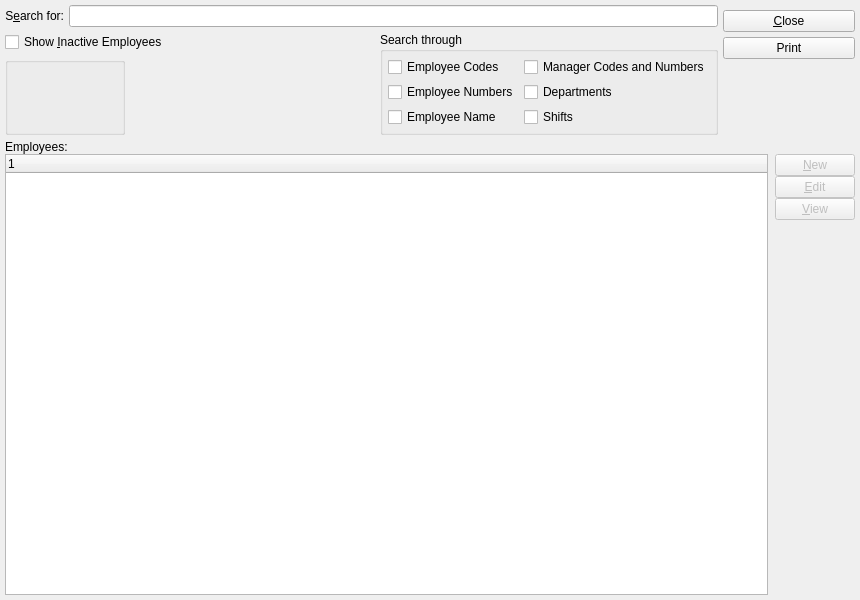
First picture: the form in xtuple/trunk/guiclient/searchForEmp.ui, repository WooodHead/xtuple, before the edit.
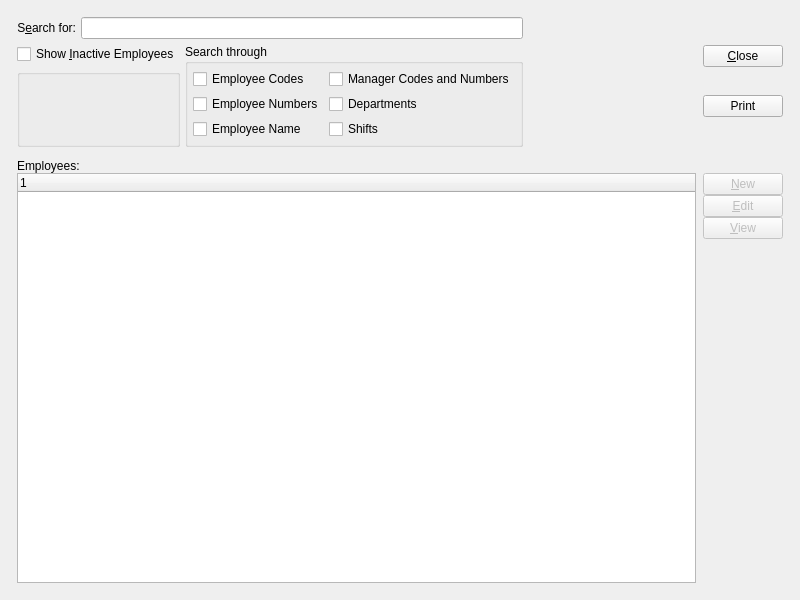
Second picture: the form after the edit. Custom widgets are drawn as their Qt base class.

Patch:
```diff
--- a/xtuple/trunk/guiclient/searchForEmp.ui
+++ b/xtuple/trunk/guiclient/searchForEmp.ui
@@ -13,15 +13,27 @@
    <rect>
     <x>0</x>
     <y>0</y>
-    <width>860</width>
+    <width>800</width>
     <height>600</height>
    </rect>
   </property>
   <property name="windowTitle" >
    <string>Search for Employees</string>
   </property>
-   <layout class="QGridLayout" >
-    <item row="0" column="0" colspan="4" >
+  <layout class="QGridLayout" name="gridLayout_4" >
+   <item row="0" column="0" >
+    <layout class="QGridLayout" name="gridLayout_3" >
+     <property name="margin" >
+      <number>12</number>
+     </property>
+     <property name="spacing" >
+      <number>12</number>
+     </property>
+     <item row="0" column="0" >
+      <layout class="QHBoxLayout" name="horizontalLayout" >
+       <item>
+        <layout class="QGridLayout" name="gridLayout_2" >
+         <item row="0" column="0" colspan="2" >
      <layout class="QHBoxLayout" >
       <property name="spacing" >
        <number>5</number>
@@ -44,51 +56,14 @@
       </item>
      </layout>
     </item>
-    <item rowspan="3" row="0" column="4" >
-     <layout class="QVBoxLayout" >
-      <property name="spacing" >
-       <number>0</number>
-      </property>
-      <item>
-       <widget class="QPushButton" name="_close" >
-        <property name="text" >
-         <string>&amp;Close</string>
-        </property>
-       </widget>
-      </item>
-      <item>
-       <widget class="QPushButton" name="_print" >
-        <property name="text" >
-         <string>Print</string>
-        </property>
-       </widget>
-      </item>
-      <item>
-       <spacer>
-        <property name="orientation" >
-         <enum>Qt::Vertical</enum>
-        </property>
-        <property name="sizeType" >
-         <enum>QSizePolicy::Preferred</enum>
-        </property>
-        <property name="sizeHint" >
-         <size>
-          <width>132</width>
-          <height>71</height>
-         </size>
-        </property>
-       </spacer>
-      </item>
-     </layout>
-    </item>
-    <item row="1" column="0" colspan="3" >
+         <item row="1" column="0" >
      <widget class="XCheckBox" name="_showInactive" >
       <property name="text" >
        <string>Show &amp;Inactive Employees</string>
       </property>
      </widget>
     </item>
-    <item rowspan="2" row="1" column="3" >
+         <item rowspan="2" row="1" column="1" >
      <widget class="QGroupBox" name="_searchGroup" >
       <property name="title" >
        <string>Search through</string>
@@ -140,9 +115,47 @@
      </widget>
     </item>
     <item row="2" column="0" >
-     <widget class="WarehouseGroup" name="_warehouse" />
-    </item>
-    <item row="2" column="1" >
+          <widget class="WarehouseGroup" name="_warehouse" >
+           <property name="fixedSize" >
+            <bool>false</bool>
+           </property>
+          </widget>
+         </item>
+        </layout>
+       </item>
+       <item>
+        <spacer name="horizontalSpacer" >
+         <property name="orientation" >
+          <enum>Qt::Horizontal</enum>
+         </property>
+         <property name="sizeHint" stdset="0" >
+          <size>
+           <width>0</width>
+           <height>20</height>
+          </size>
+         </property>
+        </spacer>
+       </item>
+       <item>
+        <layout class="QVBoxLayout" >
+         <property name="spacing" >
+          <number>0</number>
+         </property>
+         <item>
+          <widget class="QPushButton" name="_close" >
+           <property name="text" >
+            <string>&amp;Close</string>
+           </property>
+          </widget>
+         </item>
+         <item>
+          <widget class="QPushButton" name="_print" >
+           <property name="text" >
+            <string>Print</string>
+           </property>
+          </widget>
+         </item>
+         <item>
      <spacer>
       <property name="orientation" >
        <enum>Qt::Vertical</enum>
@@ -150,15 +163,37 @@
       <property name="sizeType" >
        <enum>QSizePolicy::Preferred</enum>
       </property>
-      <property name="sizeHint" >
+           <property name="sizeHint" stdset="0" >
        <size>
         <width>20</width>
-        <height>16</height>
+             <height>0</height>
        </size>
       </property>
      </spacer>
     </item>
-    <item row="3" column="0" colspan="5" >
+        </layout>
+       </item>
+      </layout>
+     </item>
+     <item row="1" column="0" >
+      <widget class="QFrame" name="_frame" >
+       <property name="sizePolicy" >
+        <sizepolicy vsizetype="Expanding" hsizetype="Preferred" >
+         <horstretch>0</horstretch>
+         <verstretch>1</verstretch>
+        </sizepolicy>
+       </property>
+       <property name="frameShape" >
+        <enum>QFrame::NoFrame</enum>
+       </property>
+       <property name="frameShadow" >
+        <enum>QFrame::Raised</enum>
+       </property>
+       <layout class="QGridLayout" name="gridLayout" >
+        <property name="margin" >
+         <number>0</number>
+        </property>
+        <item row="0" column="0" >
      <layout class="QVBoxLayout" >
       <property name="spacing" >
        <number>0</number>
@@ -231,7 +266,7 @@
             <property name="sizeType" >
              <enum>QSizePolicy::Expanding</enum>
             </property>
-            <property name="sizeHint" >
+                <property name="sizeHint" stdset="0" >
              <size>
               <width>20</width>
               <height>20</height>
@@ -242,6 +277,11 @@
          </layout>
         </item>
        </layout>
+          </item>
+         </layout>
+        </item>
+       </layout>
+      </widget>
       </item>
      </layout>
     </item>
```
Left out of the diff: 3 changed lines with no effect on the pictures. Lines whose indentation alone changed are shown as unchanged.
